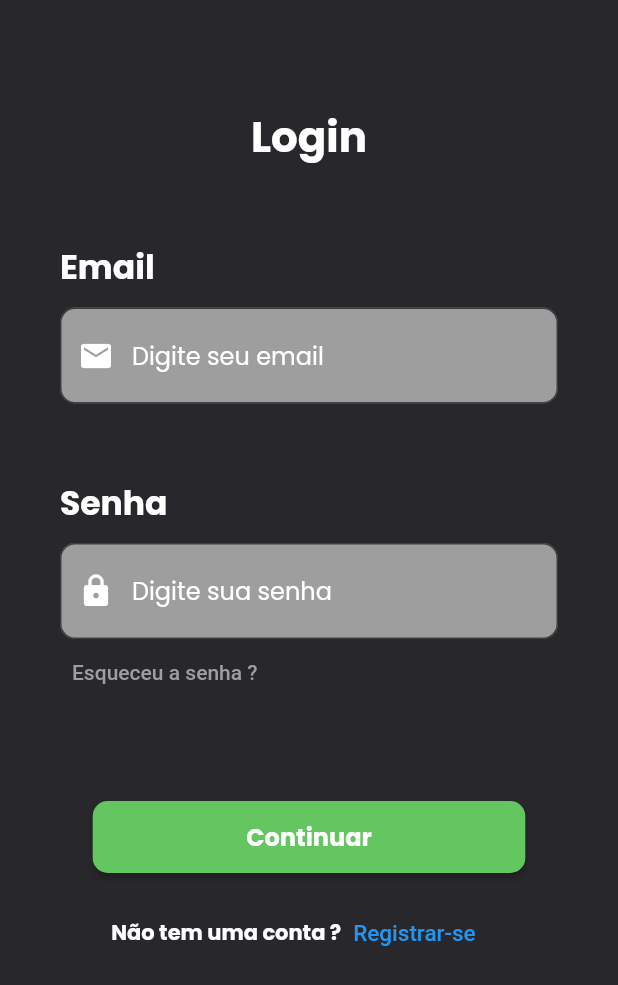
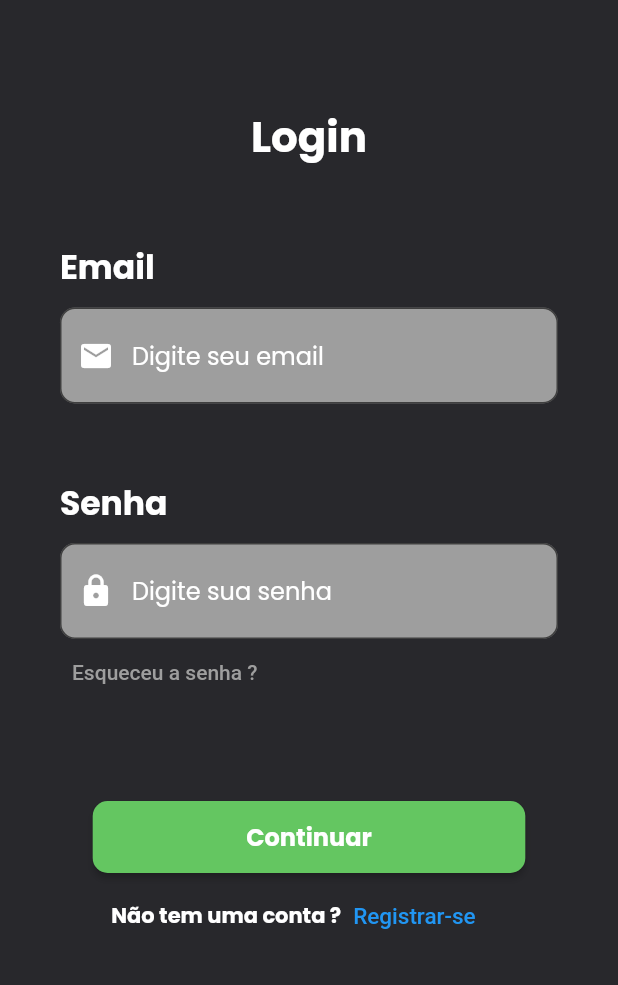
Before and after one commit to VitorPantoja/Projeto_poo_mobile, a Flutter app: the screen it shows after launch, on a phone screen of 412 x 824 dp. Shown: the top 985 px of the screen. Run offline on Flutter 3.47's test engine with Material 2 defaults, Android fonts, the phone set to English and light mode, and no system bars; our stand-ins replace google_fonts.

Commit message:
Update login_page.dart

```diff
--- a/movie/lib/login_page.dart
+++ b/movie/lib/login_page.dart
@@ -141,9 +141,7 @@ class _LoginPageState extends State<LoginPage> {
                   ),
                 ),
               ),
-              SizedBox(
-                height: 16,
-              ),
+              SizedBox(height: 5),
               Container(
                 width: MediaQuery.of(context).size.width * 0.64,
                 child: Row(
```
